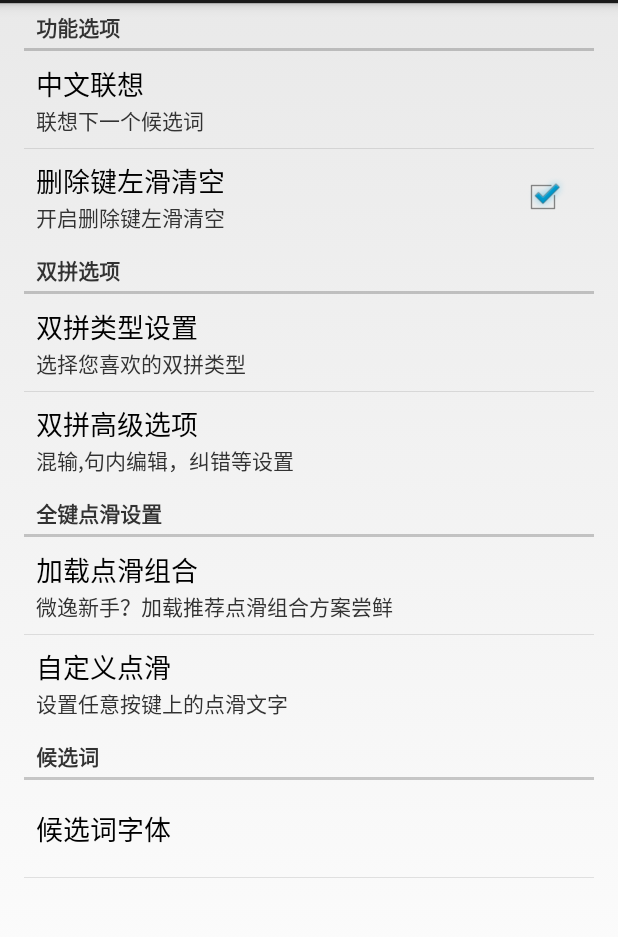
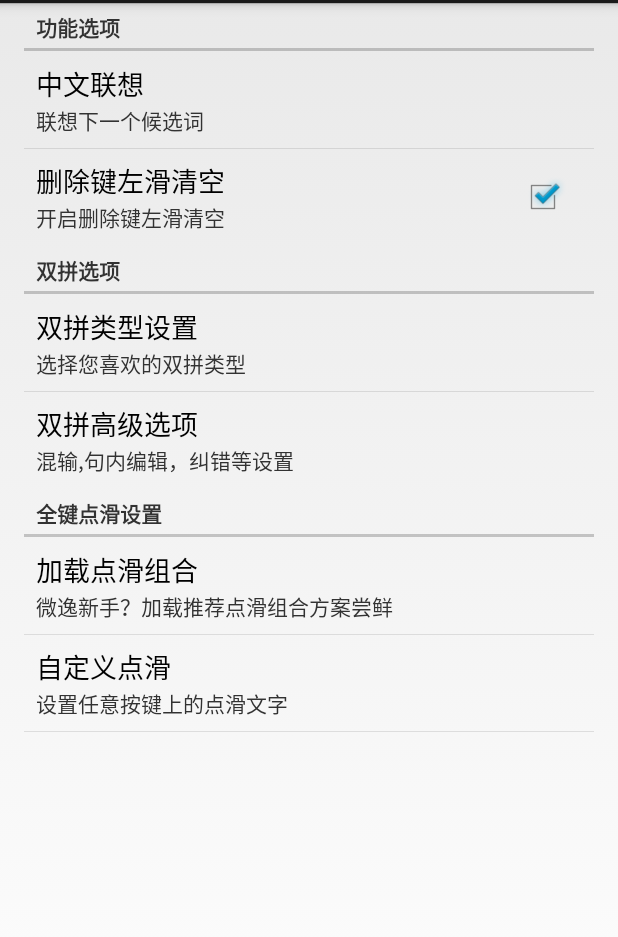
Before and after one commit to WiInputMethod/VE, an Android app: the WIT9Activity screen opened directly, with no data from a screen before it, after a tap on "输入设置", on a phone screen of 412 x 824 dp, the part 69-1006 px from its top. Run offline under Robolectric (Android 15) with nearby library versions, the phone set to English and light mode, and no system bars; pictures from the network do not load.

Commit message:
候选词大小调整，加入框宽度与字体大小的适配

```diff
--- a/code/app/src/main/java/com/hit/wi/ve/SoftKeyboard.java
+++ b/code/app/src/main/java/com/hit/wi/ve/SoftKeyboard.java
@@ -415,13 +415,13 @@ public final class SoftKeyboard extends InputMethodService implements SoftKeyboa
             viewSizeUpdate.UpdateLargeCandidateSize();
         }
 
-        viewSizeUpdate.UpdateQuickSymbolSize();
         candidatesViewGroup.refreshState(hideCandidate, isNK ? Global.EMOJI : Global.QUANPIN);
         specialSymbolChooseViewGroup.refreshState(hideCandidate);
         prefixViewGroup.refreshState();
         t9InputViewGroup.refreshState();
         qkInputViewGroup.refreshState();
         quickSymbolViewGroup.refreshState();
+        viewSizeUpdate.UpdateQuickSymbolSize();
         bottomBarViewGroup.refreshState();
         functionsC.computeCursorPosition();
         preEditPopup.refreshState();
@@ -1426,7 +1426,7 @@ public final class SoftKeyboard extends InputMethodService implements SoftKeyboa
      * */
     @Override
     public void onStartInputView(EditorInfo info, boolean restarting) {
-        Log.d("WIVE","onStartInputView");
+//        Log.d("WIVE","onStartInputView");
         initInputParam.initKernal(this.getApplicationContext());
 
         Global.inLarge = false;
@@ -1434,7 +1434,7 @@ public final class SoftKeyboard extends InputMethodService implements SoftKeyboa
         bottomBarViewGroup.setEnterText(info, Global.currentKeyboard);
         /*
          * 获取中文键盘类型
-		 */
+         */
         SharedPreferences sharedPreferences = PreferenceManager.getDefaultSharedPreferences(this);
         zhKeyboard = sharedPreferences.getString("KEYBOARD_SELECTOR", "2").equals("1") ? Global.KEYBOARD_T9 : Global.KEYBOARD_QK;
         if (mWindowShown) {
--- a/code/app/src/main/java/com/hit/wi/ve/view/TextSizePreference.java
+++ b/code/app/src/main/java/com/hit/wi/ve/view/TextSizePreference.java
@@ -21,23 +21,23 @@ public class TextSizePreference extends DialogPreference implements
 
     public TextSizePreference(final Context context, final AttributeSet attrs) {
         super(context, attrs);
+    }
 
-    }
     @Override
     protected void onBindDialogView(View view) {
         final SeekBar textsizeBar = (SeekBar) view.findViewById(R.id.textsizeBar);
         tv_sample = (TextView) view.findViewById(R.id.tv_textsize_sample);
         textsizeBar.setOnSeekBarChangeListener(this);
-        textsizeBar.setProgress(getSharedPreferences().getInt(getKey(),0)*100);
+//        textsizeBar.setProgress(getSharedPreferences().getInt(getKey(),0)*100);
         super.onBindDialogView(view);
     }
+
     public final void onProgressChanged(final SeekBar seekBar,
                                         final int progress, final boolean fromUser) {
         tv_sample.setTextSize(progress);
         Global.textsizeFactor =  ((float) progress)/50;
         Global.textsizeFactor = Math.max(0f, Math.min(Global.textsizeFactor, 2f));
     }
-
 
     public final void onStartTrackingTouch(final SeekBar seekBar) {
     }
--- a/code/app/src/main/res/xml/setting.xml
+++ b/code/app/src/main/res/xml/setting.xml
@@ -96,7 +96,17 @@
             />
         </PreferenceCategory>
 
+        <PreferenceCategory
+            android:title="候选词"
+            android:key="candidata_set"
+            >
+            <com.hit.wi.ve.view.TextSizePreference
+                android:dialogLayout="@layout/textsize_setting"
+                android:dialogTitle="候选词字体"
+                android:key="CANDIDATE_TEXT_SIZE"
+                android:title="候选词字体"/>
 
+        </PreferenceCategory>
     </PreferenceScreen>
 
     <!-- 设置键盘 -->
@@ -201,17 +211,7 @@
             </PreferenceScreen>
 
         </PreferenceCategory>
-        <PreferenceCategory
-            android:title="候选词"
-            android:key="candidata_set"
-        >
-            <com.hit.wi.ve.view.TextSizePreference
-                    android:dialogLayout="@layout/textsize_setting"
-                    android:dialogTitle="候选词字体"
-                    android:key="CANDIDATE_TEXT_SIZE"
-                    android:title="候选词字体"/>
 
-        </PreferenceCategory>
     </PreferenceScreen>
     <!-- 设置键盘 -->
 
```
Also changed, not shown: code/app/src/main/java/com/hit/wi/ve/viewGroups/CandidatesViewGroup.java (+11 -9 lines).
